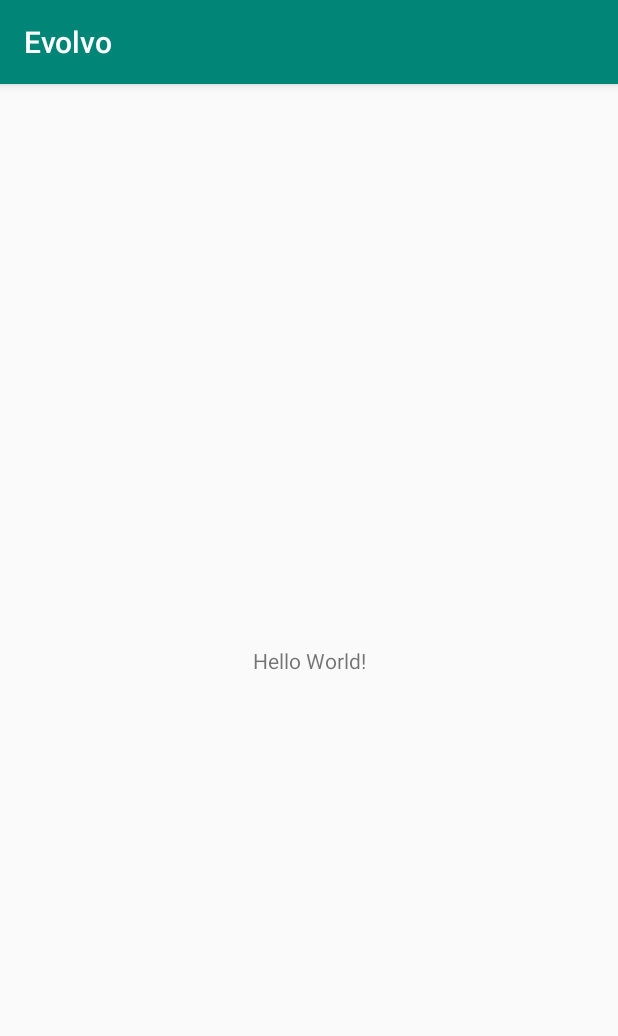
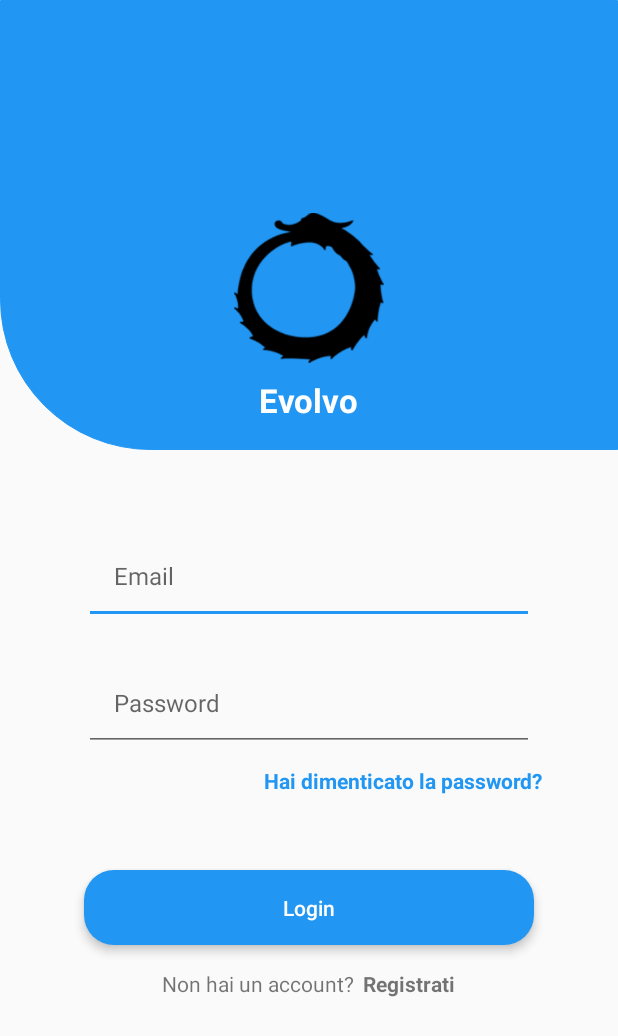
Before and after one commit to stebaia/Evolvo, an Android app: the screen it shows after launch (MainActivity before the commit, LoginActivity after it), on a phone screen of 412 x 824 dp. Shown: the top 1036 px of the screen. Run offline under Robolectric (Android 15) with nearby library versions, the phone set to English and light mode, and no system bars.

Commit message:
login view

```diff
--- a/app/build.gradle
+++ b/app/build.gradle
@@ -29,6 +29,7 @@ dependencies {
     implementation 'androidx.core:core-ktx:1.1.0'
     implementation 'androidx.constraintlayout:constraintlayout:1.1.3'
     testImplementation 'junit:junit:4.12'
+    implementation "org.jetbrains.kotlinx:kotlinx-coroutines-core:1.1.1"
     androidTestImplementation 'androidx.test:runner:1.2.0'
     androidTestImplementation 'androidx.test.espresso:espresso-core:3.2.0'
 }
--- a/app/src/main/AndroidManifest.xml
+++ b/app/src/main/AndroidManifest.xml
@@ -8,14 +8,16 @@
             android:label="@string/app_name"
             android:roundIcon="@mipmap/ic_launcher_round"
             android:supportsRtl="true"
-            android:theme="@style/AppTheme">
-        <activity android:name=".MainActivity">
+            android:theme="@style/AppThemeNoActionBar">
+        <activity android:name=".activities.SplashActivity">
             <intent-filter>
                 <action android:name="android.intent.action.MAIN"/>
 
                 <category android:name="android.intent.category.LAUNCHER"/>
             </intent-filter>
         </activity>
+        <activity android:name=".MainActivity"/>
+        <activity android:name=".activities.LoginActivity"/>
     </application>
 
 </manifest>
--- /dev/null
+++ b/app/src/main/java/com/example/evolvo/activities/LoginActivity.kt
@@ -0,0 +1,15 @@
+package com.example.evolvo.activities
+
+import android.content.Intent
+import android.os.Bundle
+import androidx.appcompat.app.AppCompatActivity
+import com.example.evolvo.MainActivity
+import com.example.evolvo.R
+
+
+class LoginActivity : AppCompatActivity() {
+    override fun onCreate(savedInstanceState: Bundle?) {
+        super.onCreate(savedInstanceState)
+        setContentView(R.layout.activity_login_layout)
+    }
+}
--- /dev/null
+++ b/app/src/main/java/com/example/evolvo/activities/SplashActivity.kt
@@ -0,0 +1,24 @@
+package com.example.evolvo.activities
+
+import android.content.Intent
+import android.os.Bundle
+import androidx.appcompat.app.AppCompatActivity
+import com.example.evolvo.MainActivity
+import com.example.evolvo.R
+import kotlinx.coroutines.GlobalScope
+import kotlinx.coroutines.delay
+import kotlinx.coroutines.launch
+import kotlin.coroutines.*
+
+
+class SplashActivity : AppCompatActivity(){
+    override fun onCreate(savedInstanceState: Bundle?) {
+        super.onCreate(savedInstanceState)
+        setContentView(R.layout.activity_splash_layout)
+        GlobalScope.launch {
+            delay(3000)
+            val intent = Intent(this@SplashActivity,LoginActivity::class.java)
+            startActivity(intent)
+        }
+    }
+}
--- /dev/null
+++ b/app/src/main/res/drawable/background_rounded_login.xml
@@ -0,0 +1,4 @@
+<shape xmlns:android="http://schemas.android.com/apk/res/android">
+    <solid android:color="#2196F3"/>
+    <corners android:radius="20dp"/>
+</shape>
--- /dev/null
+++ b/app/src/main/res/drawable/wave.xml
@@ -0,0 +1,18 @@
+<?xml version="1.0" encoding="utf-8"?>
+<shape xmlns:android="http://schemas.android.com/apk/res/android"
+       android:shape="rectangle">
+    <corners
+            android:bottomLeftRadius="100dp"
+            android:bottomRightRadius="0dp"
+            android:topLeftRadius="0dp"
+            android:topRightRadius="0dp" />
+    <padding
+            android:bottom="0dp"
+            android:left="0dp"
+            android:right="0dp"
+            android:top="0dp" />
+    <stroke
+            android:width="0.5dp"
+            android:color="@color/myPrimaryColor" />
+    <solid android:color="@color/myPrimaryColor" />
+</shape>
--- /dev/null
+++ b/app/src/main/res/layout/activity_login_layout.xml
@@ -0,0 +1,87 @@
+<?xml version="1.0" encoding="utf-8"?>
+<RelativeLayout
+
+        xmlns:android="http://schemas.android.com/apk/res/android"
+              android:orientation="vertical"
+              android:layout_width="match_parent"
+              android:layout_height="match_parent">
+    <LinearLayout android:background="@drawable/wave" android:layout_width="match_parent" android:layout_height="300dp"></LinearLayout>
+
+
+
+    <LinearLayout
+            android:layout_centerInParent="true"
+            android:layout_width="wrap_content"
+            android:orientation="vertical"
+            android:layout_height="wrap_content">
+        <ImageView
+                android:layout_gravity="center"
+                android:layout_centerHorizontal="true"
+                android:src="@drawable/favicon"
+                android:layout_width="100dp"
+                android:layout_height="100dp"/>
+        <TextView
+                android:textColor="@color/colorWhite"
+                android:layout_margin="10dp"
+                android:textSize="22dp"
+                android:textStyle="bold"
+                android:layout_gravity="center"
+                android:text="@string/app_name"
+                android:layout_width="wrap_content"
+                android:layout_height="wrap_content"/>
+        <LinearLayout
+                android:layout_margin="50dp"
+                android:layout_gravity="center" android:layout_width="wrap_content"
+                      android:orientation="vertical" android:layout_height="wrap_content">
+        <EditText
+                android:padding="20dp"
+                android:layout_margin="10dp"
+                android:hint="@string/email_edit"
+                android:layout_gravity="center"
+                android:layout_width="300dp"
+                android:layout_height="wrap_content"/>
+        <EditText
+                android:padding="20dp"
+                android:layout_margin="10dp"
+                android:inputType="textPassword"
+                android:hint="@string/passw_edit"
+                android:layout_gravity="center"
+                android:layout_width="300dp"
+                android:layout_height="wrap_content"/>
+        <TextView
+                android:textStyle="bold"
+                android:textColor="@color/myPrimaryColor"
+                android:layout_gravity="end"
+                android:text="@string/passw_forgot"
+                android:layout_width="wrap_content"
+                android:layout_height="wrap_content"/>
+        </LinearLayout>
+       <Button
+               android:textColor="#ffffff"
+               android:textAllCaps="false"
+               android:text="Login"
+               android:stateListAnimator="@null"
+               android:elevation="4dp"
+               android:background="@drawable/background_rounded_login"
+               android:layout_gravity="center"
+               android:layout_width="300dp"
+               android:layout_height="50dp"/>
+        <LinearLayout
+                android:layout_gravity="center"
+                android:layout_margin="16dp"
+                android:layout_width="wrap_content"
+                android:layout_height="wrap_content">
+            <TextView
+                    android:text="@string/no_account"
+                    android:layout_width="wrap_content"
+                    android:layout_height="wrap_content"/>
+            <TextView
+                    android:layout_marginLeft="6dp"
+                    android:textStyle="bold"
+                    android:text="@string/sing_up"
+                    android:layout_width="wrap_content"
+                    android:layout_height="wrap_content"/>
+        </LinearLayout>
+
+    </LinearLayout>
+</RelativeLayout>
--- a/app/src/main/res/values/strings.xml
+++ b/app/src/main/res/values/strings.xml
@@ -1,3 +1,11 @@
 <resources>
     <string name="app_name">Evolvo</string>
+    <string name="email_edit"><font size="16">Email</font></string>
+    <string name="passw_edit"><font size="16">Password</font></string>
+    <string name="passw_forgot">Hai dimenticato la password?</string>
+    <string name="no_account">Non hai un account?</string>
+    <string name="sing_up">Registrati</string>
+    <string name="get_start">Inizia!</string>
+    <string name="beauty_treatment">Trattamenti di bellezza</string>
+    <string name="fisio_treatment">Trattamenti fisioterapici</string>
 </resources>
--- a/app/src/main/res/values/styles.xml
+++ b/app/src/main/res/values/styles.xml
@@ -1,11 +1,16 @@
 <resources>
 
     <!-- Base application theme. -->
-    <style name="AppTheme" parent="Theme.AppCompat.Light.DarkActionBar">
+    <style name="AppTheme" parent="Theme.AppCompat.Light.NoActionBar">
         <!-- Customize your theme here. -->
         <item name="colorPrimary">@color/colorPrimary</item>
-        <item name="colorPrimaryDark">@color/colorPrimaryDark</item>
+        <item name="colorPrimaryDark">@color/colorAccent</item>
         <item name="colorAccent">@color/colorAccent</item>
     </style>
-
+    <style name="AppThemeNoActionBar" parent="Theme.AppCompat.Light.NoActionBar">
+        <!-- Customize your theme here. -->
+        <item name="colorPrimary">@color/list_arrow</item>
+        <item name="colorPrimaryDark">@color/colorAccent</item>
+        <item name="colorAccent">@color/colorAccent</item>
+    </style>
 </resources>
```
Also changed, not shown: app/src/main/java/com/example/evolvo/activities/ChooseTreatmentActivity.kt (added, +7 -0 lines), app/src/main/res/layout/activity_splash_layout.xml (added, +15 -0 lines), app/src/main/res/layout/fragment_zone_pain_layout.xml (added, +40 -0 lines), app/src/main/res/values/colors.xml (+30 -1 lines), app/src/main/res/drawable/beauty_treatment.png (added), app/src/main/res/drawable/favicon.png (added).
